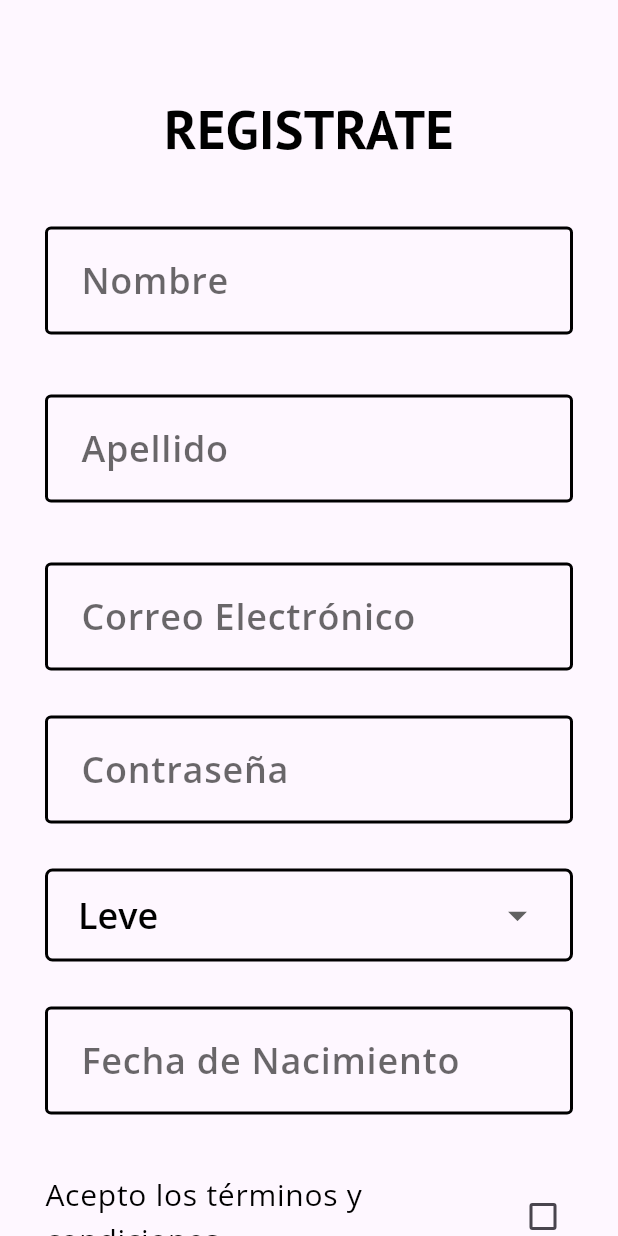
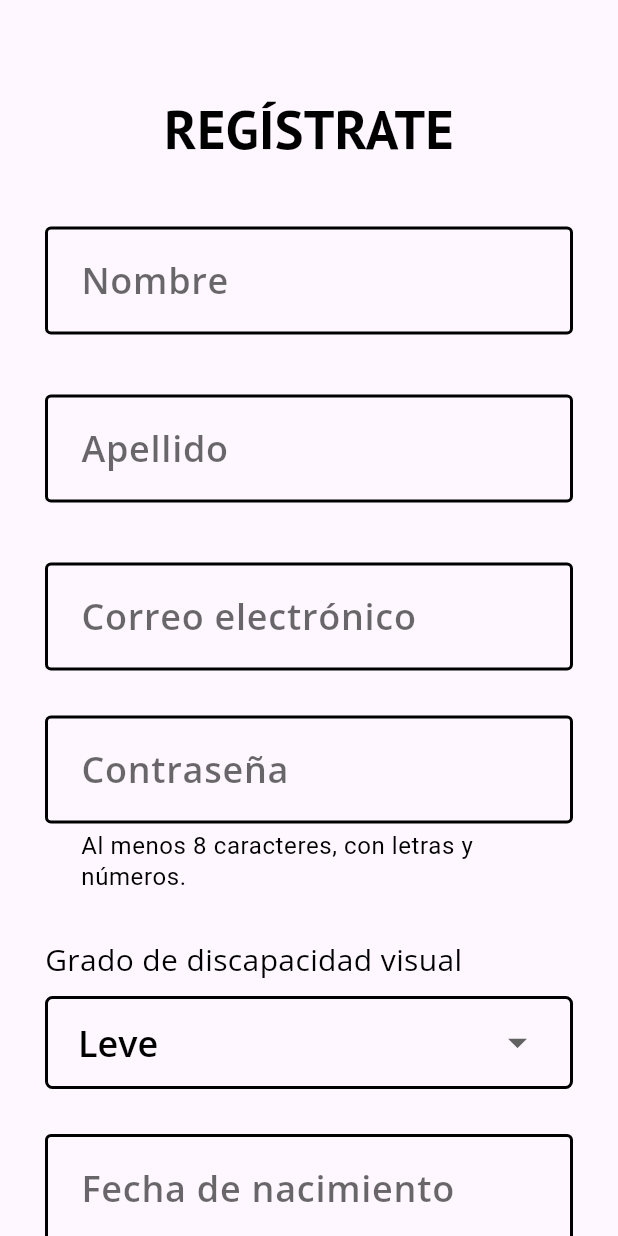
Before and after one commit to BrunoPa23/visioncare-mobile, a Flutter app: the screen it shows after launch, after a tap on the "dark mode" icon, after a tap on "Crear cuenta nueva", on a phone screen of 412 x 824 dp. Run offline on Flutter 3.47's test engine with Material 3 defaults, Android fonts, the light colour scheme and no system bars; our stand-ins replace dio, flutter_local_notifications, flutter_riverpod, flutter_secure_storage, flutter_tts, go_router and 9 more; accounts and stored records are empty; network calls fail.

Commit message:
feat: agregar etiquetas Semantics en login y registro
Etiqueta del boton de tema, encabezado del registro, etiqueta del grado de discapacidad visual, regla de la contrasena visible, anuncio del registro en curso y etiqueta del indicador de carga. La cabecera del login pasa a Wrap para no desbordarse con el texto grande.

```diff
--- a/lib/presentation/login/view/login_page.dart
+++ b/lib/presentation/login/view/login_page.dart
@@ -152,10 +152,17 @@ class _LoginPageState extends ConsumerState<LoginPage> {
 
   Widget _buildHeader(LoginViewModel vm, bool isReading, double scale) {
     final themeLabel = _palette.isDark ? 'Cambiar a modo claro' : 'Cambiar a modo oscuro';
-    return Row(
+    // Wrap en lugar de Row: con el texto grande los botones bajan a otra linea en vez de desbordarse
+    return Wrap(
+      alignment: WrapAlignment.spaceBetween,
+      crossAxisAlignment: WrapCrossAlignment.center,
+      spacing: 10,
+      runSpacing: 12,
       children: [
         Image.asset('assets/images/logo_app.png', width: 48, height: 48, semanticLabel: 'Logo de VisionCare'),
-        const Spacer(),
+        Row(
+          mainAxisSize: MainAxisSize.min,
+          children: [
             Tooltip(
               message: themeLabel,
               child: OutlinedButton(
@@ -169,7 +176,11 @@ class _LoginPageState extends ConsumerState<LoginPage> {
                   side: BorderSide(color: _palette.border, width: 3),
                   shape: const CircleBorder(),
                 ),
-            child: Icon(_palette.isDark ? Icons.light_mode_outlined : Icons.dark_mode_outlined, size: 26),
+                child: Icon(
+                  _palette.isDark ? Icons.light_mode_outlined : Icons.dark_mode_outlined,
+                  size: 26,
+                  semanticLabel: themeLabel,
+                ),
               ),
             ),
             const SizedBox(width: 10),
@@ -184,6 +195,8 @@ class _LoginPageState extends ConsumerState<LoginPage> {
                 side: BorderSide(color: _palette.border, width: 3),
                 shape: const StadiumBorder(),
               ),
+            ),
+          ],
         ),
       ],
     );
--- a/lib/presentation/register/view/register_page.dart
+++ b/lib/presentation/register/view/register_page.dart
@@ -11,6 +11,7 @@ import 'package:visioncare_app/presentation/register/viewmodel/register_view_mod
 import 'package:visioncare_app/presentation/shared/dialogs/bad_register_dialog.dart';
 import 'package:visioncare_app/presentation/shared/dialogs/invalid_password_email_dialog.dart';
 import 'package:visioncare_app/presentation/shared/dialogs/terms_not_accepted_dialog.dart';
+import 'package:visioncare_app/presentation/shared/viewmodel/text_scale_notifier.dart';
 import 'package:visioncare_app/presentation/shared/widgets/loading/app_loading_indicator.dart';
 import 'package:visioncare_app/presentation/shared/widgets/text/app_body_text.dart';
 import 'package:visioncare_app/presentation/shared/widgets/text/app_button_text.dart';
@@ -23,6 +24,7 @@ class RegisterPage extends ConsumerWidget {
   @override
   Widget build(BuildContext context, WidgetRef ref) {
     final vm = ref.watch(registerViewModelProvider);
+    final scale = ref.watch(textScaleProvider);
 
     if(!vm.isLoading && vm.hasBadRegister) {
       WidgetsBinding.instance.addPostFrameCallback((_) {
@@ -55,9 +57,14 @@ class RegisterPage extends ConsumerWidget {
     return vm.isLoading ?
     Scaffold(
       backgroundColor: AppColors.backgroundColor,
-      body: const Center(
+      body: Center(
           child: Padding(
-            padding: EdgeInsets.symmetric(horizontal: 30.0),
+            padding: const EdgeInsets.symmetric(horizontal: 30.0),
+            // El lector de pantalla anuncia el cambio de estado sin que la persona tenga que buscarlo
+            child: Semantics(
+              liveRegion: true,
+              label: 'Registrando tu cuenta, espera un momento',
+              child: const ExcludeSemantics(
                 child: Column(
                   mainAxisAlignment: MainAxisAlignment.center,
                   children: [
@@ -65,6 +72,8 @@ class RegisterPage extends ConsumerWidget {
                     SizedBox(height: 60),
                     AppLoadingIndicator(),
                   ],
+                ),
+              ),
             ),
           ),
         ),
@@ -80,11 +89,14 @@ class RegisterPage extends ConsumerWidget {
             child: Column(
               mainAxisAlignment: MainAxisAlignment.center,
               children: [
-                Center(child: AppTitleText("REGISTRATE")),
+                Center(child: Semantics(header: true, child: AppTitleText("REGÍSTRATE"))),
                 SizedBox(height: 40),
                 TextField(
                   controller: vm.nameController,
                   keyboardType: TextInputType.name,
+                  textCapitalization: TextCapitalization.words,
+                  textInputAction: TextInputAction.next,
+                  autofillHints: const [AutofillHints.givenName],
                   style: AppTextLabelStyle.style,
                   decoration: InputDecoration(
                     label: AppLabelText("Nombre"),
@@ -97,6 +109,9 @@ class RegisterPage extends ConsumerWidget {
                 TextField(
                   controller: vm.lastNameController,
                   keyboardType: TextInputType.name,
+                  textCapitalization: TextCapitalization.words,
+                  textInputAction: TextInputAction.next,
+                  autofillHints: const [AutofillHints.familyName],
                   style: AppTextLabelStyle.style,
                   decoration: InputDecoration(
                     label: AppLabelText("Apellido"),
@@ -109,9 +124,11 @@ class RegisterPage extends ConsumerWidget {
                 TextField(
                   controller: vm.emailController,
                   keyboardType: TextInputType.emailAddress,
+                  textInputAction: TextInputAction.next,
+                  autofillHints: const [AutofillHints.email],
                   style: AppTextLabelStyle.style,
                   decoration: InputDecoration(
-                    label: AppLabelText("Correo Electrónico"),
+                    label: AppLabelText("Correo electrónico"),
                     enabledBorder: AppBorderEnable.borderEnableTextField,
                     focusedBorder: AppBorderFocused.borderFocusedTextField,
                     contentPadding: const EdgeInsets.symmetric(vertical: 18, horizontal: 20),
@@ -121,16 +138,31 @@ class RegisterPage extends ConsumerWidget {
                 TextField(
                   controller: vm.passwordController,
                   obscureText: true,
+                  textInputAction: TextInputAction.next,
+                  autofillHints: const [AutofillHints.newPassword],
                   style: AppTextLabelStyle.style,
                   decoration: InputDecoration(
                     label: AppLabelText("Contraseña"),
+                    // La regla se muestra antes de escribir para no descubrirla recien con el error
+                    helperText: 'Al menos 8 caracteres, con letras y números.',
+                    helperMaxLines: 3,
+                    helperStyle: TextStyle(fontSize: 16 * scale, color: AppColors.textColor),
                     enabledBorder: AppBorderEnable.borderEnableTextField,
                     focusedBorder: AppBorderFocused.borderFocusedTextField,
                     contentPadding: const EdgeInsets.symmetric(vertical: 18, horizontal: 20),
                   ),
                 ),
                 SizedBox(height: 30),
-                Container(
+                ExcludeSemantics(
+                  child: Align(
+                    alignment: Alignment.centerLeft,
+                    child: AppBodyText("Grado de discapacidad visual"),
+                  ),
+                ),
+                SizedBox(height: 10),
+                Semantics(
+                  label: 'Grado de discapacidad visual',
+                  child: Container(
                     padding: const EdgeInsets.symmetric(horizontal: 20, vertical: 5),
                     decoration: BoxDecoration(
                       borderRadius: BorderRadius.circular(5),
@@ -157,6 +189,7 @@ class RegisterPage extends ConsumerWidget {
                       isExpanded: true,
                     ),
                   ),
+                ),
                 SizedBox(height: 30),
                 Semantics(
                   hint: "Toca para abrir el selector de fecha de nacimiento",
@@ -165,7 +198,7 @@ class RegisterPage extends ConsumerWidget {
                     readOnly: true,
                     style: AppTextLabelStyle.style,
                     decoration: InputDecoration(
-                      label: AppLabelText("Fecha de Nacimiento"),
+                      label: AppLabelText("Fecha de nacimiento"),
                       enabledBorder: AppBorderEnable.borderEnableTextField,
                       focusedBorder: AppBorderFocused.borderFocusedTextField,
                       contentPadding: const EdgeInsets.symmetric(vertical: 18, horizontal: 20),
--- a/lib/presentation/shared/widgets/loading/app_loading_indicator.dart
+++ b/lib/presentation/shared/widgets/loading/app_loading_indicator.dart
@@ -18,6 +18,7 @@ class AppLoadingIndicator extends StatelessWidget {
       child: CircularProgressIndicator(
         color: AppColors.primaryColor,
         strokeWidth: strokeWidth ?? 8.0,
+        semanticsLabel: 'Cargando',
       ),
     );
   }
```
Lines whose indentation alone changed are shown as unchanged.
